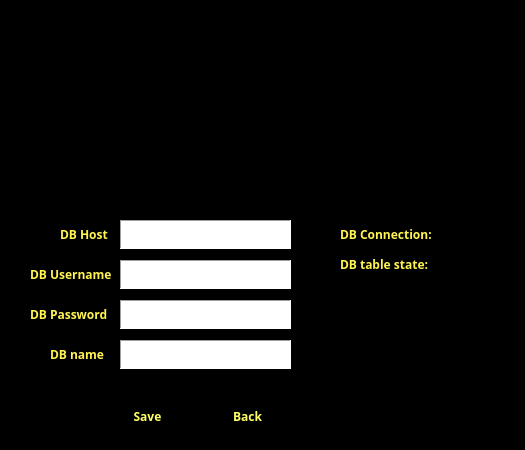
This is db_settings.ui in satanasov/Pacman-QT-Game as Qt 5 draws it before an edit. The edited form follows.
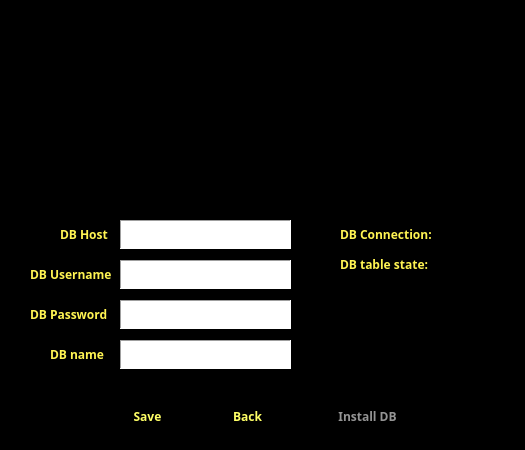
This is the edited form. Icons and pictures are not drawn.

The edit to the form file:
```diff
--- a/db_settings.ui
+++ b/db_settings.ui
@@ -1109,6 +1109,133 @@
     <number>2</number>
    </property>
   </widget>
+  <widget class="QPushButton" name="installDBBtn">
+   <property name="enabled">
+    <bool>false</bool>
+   </property>
+   <property name="geometry">
+    <rect>
+     <x>310</x>
+     <y>400</y>
+     <width>115</width>
+     <height>32</height>
+    </rect>
+   </property>
+   <property name="palette">
+    <palette>
+     <active>
+      <colorrole role="WindowText">
+       <brush brushstyle="SolidPattern">
+        <color alpha="255">
+         <red>0</red>
+         <green>0</green>
+         <blue>0</blue>
+        </color>
+       </brush>
+      </colorrole>
+      <colorrole role="Button">
+       <brush brushstyle="SolidPattern">
+        <color alpha="255">
+         <red>0</red>
+         <green>0</green>
+         <blue>0</blue>
+        </color>
+       </brush>
+      </colorrole>
+      <colorrole role="ButtonText">
+       <brush brushstyle="SolidPattern">
+        <color alpha="255">
+         <red>255</red>
+         <green>255</green>
+         <blue>102</blue>
+        </color>
+       </brush>
+      </colorrole>
+     </active>
+     <inactive>
+      <colorrole role="WindowText">
+       <brush brushstyle="SolidPattern">
+        <color alpha="255">
+         <red>0</red>
+         <green>0</green>
+         <blue>0</blue>
+        </color>
+       </brush>
+      </colorrole>
+      <colorrole role="Button">
+       <brush brushstyle="SolidPattern">
+        <color alpha="255">
+         <red>0</red>
+         <green>0</green>
+         <blue>0</blue>
+        </color>
+       </brush>
+      </colorrole>
+      <colorrole role="ButtonText">
+       <brush brushstyle="SolidPattern">
+        <color alpha="255">
+         <red>255</red>
+         <green>255</green>
+         <blue>102</blue>
+        </color>
+       </brush>
+      </colorrole>
+     </inactive>
+     <disabled>
+      <colorrole role="WindowText">
+       <brush brushstyle="SolidPattern">
+        <color alpha="255">
+         <red>127</red>
+         <green>127</green>
+         <blue>127</blue>
+        </color>
+       </brush>
+      </colorrole>
+      <colorrole role="Button">
+       <brush brushstyle="SolidPattern">
+        <color alpha="255">
+         <red>0</red>
+         <green>0</green>
+         <blue>0</blue>
+        </color>
+       </brush>
+      </colorrole>
+      <colorrole role="ButtonText">
+       <brush brushstyle="SolidPattern">
+        <color alpha="255">
+         <red>148</red>
+         <green>148</green>
+         <blue>148</blue>
+        </color>
+       </brush>
+      </colorrole>
+     </disabled>
+    </palette>
+   </property>
+   <property name="font">
+    <font>
+     <family>Arial Black</family>
+     <weight>75</weight>
+     <bold>true</bold>
+    </font>
+   </property>
+   <property name="text">
+    <string>Install DB</string>
+   </property>
+   <property name="icon">
+    <iconset resource="Images.qrc">
+     <normaloff>:/images/dot.png</normaloff>:/images/dot.png</iconset>
+   </property>
+   <property name="autoDefault">
+    <bool>false</bool>
+   </property>
+   <property name="default">
+    <bool>false</bool>
+   </property>
+   <property name="flat">
+    <bool>true</bool>
+   </property>
+  </widget>
  </widget>
  <resources>
   <include location="Images.qrc"/>
```
